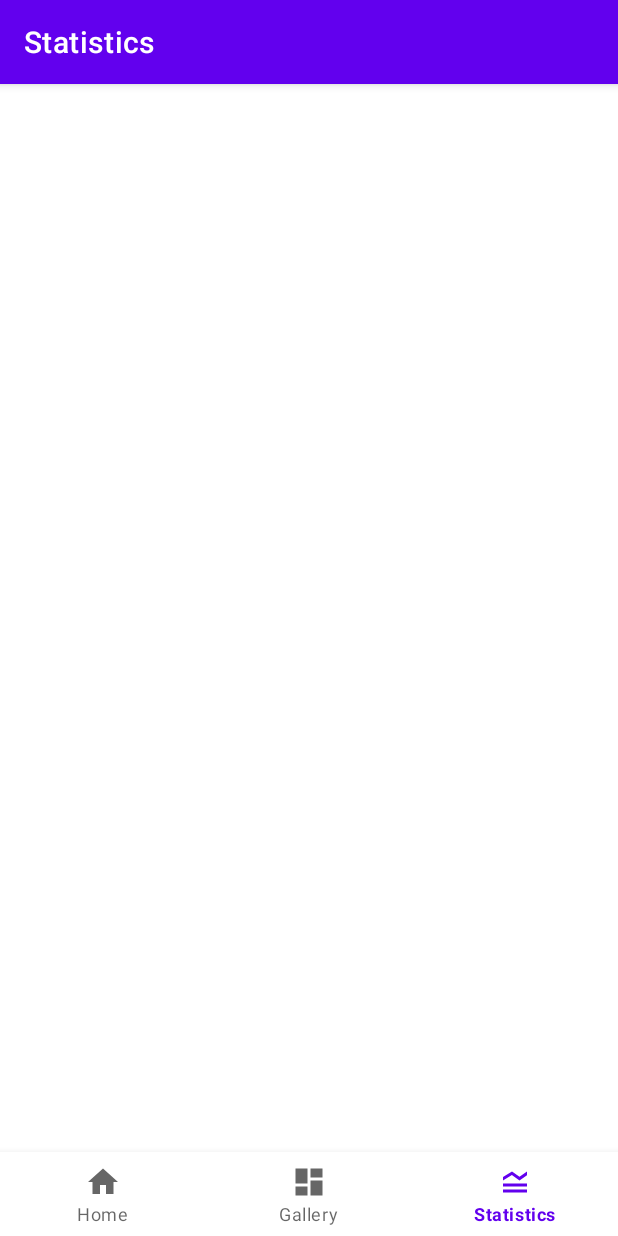
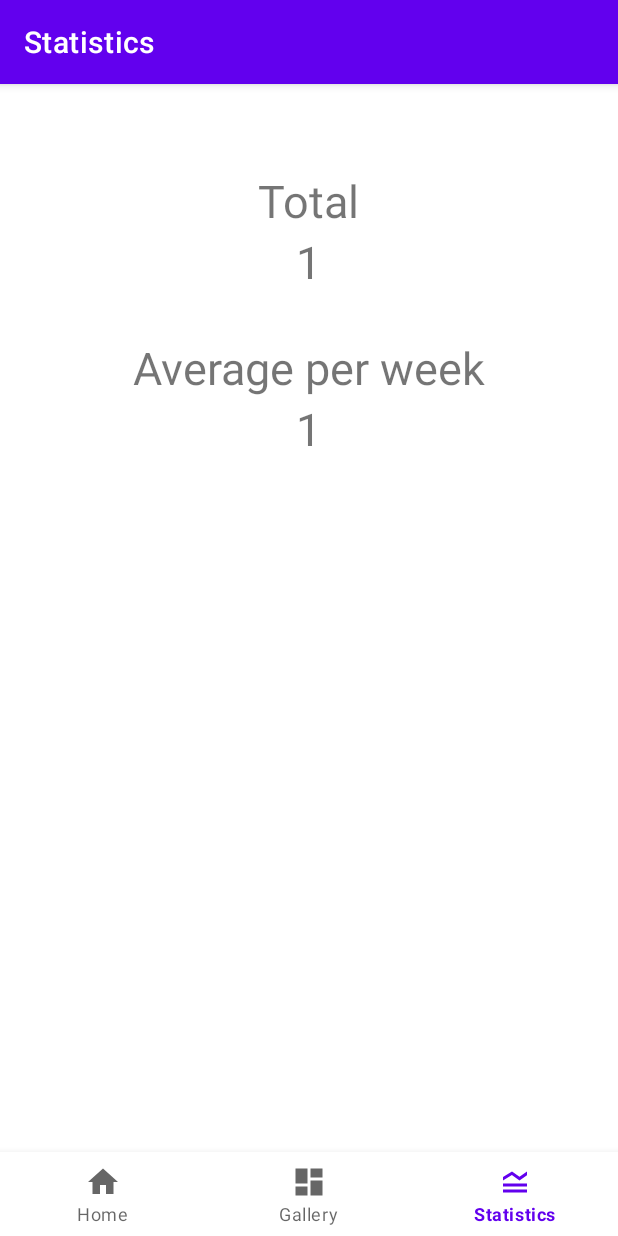
Before and after one commit to edohusakovic/SodaCounter, an Android app: the StatisticsFragment screen opened through its navigation route, on a phone screen of 412 x 824 dp. Run offline under Robolectric (Android 15) with nearby library versions, the phone set to English and light mode, and no system bars; our stand-ins replace navigation-ui; 1 statement that could not run was skipped.

Commit message:
Working Notifications with working statistics.

```diff
--- a/app/src/main/java/ch/bbw/sodacounter/MainActivity.java
+++ b/app/src/main/java/ch/bbw/sodacounter/MainActivity.java
@@ -1,28 +1,27 @@
 package ch.bbw.sodacounter;
 
 import android.app.AlarmManager;
-import android.app.NotificationChannel;
-import android.app.NotificationManager;
 import android.app.PendingIntent;
 import android.content.Context;
 import android.content.Intent;
-import android.os.Build;
 import android.os.Bundle;
+import android.util.Log;
 
 import com.google.android.material.bottomnavigation.BottomNavigationView;
 
 import androidx.appcompat.app.AppCompatActivity;
-import androidx.core.app.NotificationCompat;
-import androidx.core.app.NotificationManagerCompat;
 import androidx.navigation.NavController;
 import androidx.navigation.Navigation;
 import androidx.navigation.ui.AppBarConfiguration;
 import androidx.navigation.ui.NavigationUI;
 
+import org.json.JSONException;
+
 import java.util.Calendar;
 
 import ch.bbw.sodacounter.databinding.ActivityMainBinding;
-import ch.bbw.sodacounter.persistence.NotificationHandler;
+import ch.bbw.sodacounter.persistence.NotificationReceiver;
+import ch.bbw.sodacounter.persistence.PersonController;
 
 public class MainActivity extends AppCompatActivity {
 
@@ -31,7 +30,23 @@ public class MainActivity extends AppCompatActivity {
     @Override
     protected void onCreate(Bundle savedInstanceState) {
         super.onCreate(savedInstanceState);
-        setupAlarmNotification();
+
+        Intent notifyIntent = new Intent(this, NotificationReceiver.class);
+        PendingIntent pendingIntent = PendingIntent.getBroadcast
+                (this, 0, notifyIntent, PendingIntent.FLAG_UPDATE_CURRENT);
+        AlarmManager alarmManager = (AlarmManager) this.getSystemService(Context.ALARM_SERVICE);
+
+        Calendar calendar = Calendar.getInstance();
+            calendar.setTimeInMillis(System.currentTimeMillis());
+            calendar.set(Calendar.HOUR_OF_DAY, 16);
+            calendar.set(Calendar.MINUTE, 0);
+            calendar.set(Calendar.SECOND, 0);
+
+        alarmManager.setRepeating(AlarmManager.RTC_WAKEUP,  calendar.getTimeInMillis(),
+            1000 * 60 * 60 * 24, pendingIntent);
+
+
+
         binding = ActivityMainBinding.inflate(getLayoutInflater());
         setContentView(binding.getRoot());
 
@@ -46,24 +61,4 @@ public class MainActivity extends AppCompatActivity {
         NavigationUI.setupWithNavController(binding.navView, navController);
     }
 
-    private AlarmManager alarmMgr;
-    private PendingIntent alarmIntent;
-
-    private void setupAlarmNotification() {
-        alarmMgr = (AlarmManager)this.getSystemService(Context.ALARM_SERVICE);
-        Intent intent = new Intent(this, SettingsActivity.class);
-        alarmIntent = PendingIntent.getBroadcast(this, 0, intent, 0);
-
-// Set the alarm to start at 8:30 a.m.
-        Calendar calendar = Calendar.getInstance();
-        calendar.setTimeInMillis(System.currentTimeMillis());
-        calendar.set(Calendar.HOUR_OF_DAY, 20);
-        calendar.set(Calendar.MINUTE, 16);
-
-// setRepeating() lets you specify a precise custom interval--in this case,
-// 20 minutes.
-        alarmMgr.setRepeating(AlarmManager.RTC_WAKEUP, calendar.getTimeInMillis(),
-                1000 * 60 * 20, alarmIntent);
-    }
-
 }
--- a/app/src/main/java/ch/bbw/sodacounter/persistence/EntryController.java
+++ b/app/src/main/java/ch/bbw/sodacounter/persistence/EntryController.java
@@ -24,12 +24,15 @@ import java.io.FileReader;
 import java.io.FileWriter;
 import java.io.IOException;
 import java.lang.reflect.Array;
+import java.text.ParseException;
 import java.text.SimpleDateFormat;
 import java.time.LocalDateTime;
 import java.time.ZoneOffset;
 import java.util.ArrayList;
 import java.util.Calendar;
 import java.util.Date;
+import java.util.HashMap;
+import java.util.Iterator;
 import java.util.Map;
 import java.util.Objects;
 
@@ -117,28 +120,37 @@ public class EntryController {
     }
 
     public int getTotalConsumption () {
-        JSONArray jsonArray = getAllSodasArray();
+        try {
+            JSONArray jsonArray = getAllSodasArray();
 
-        return jsonArray.length();
+            return jsonArray.length();
+        }
+        catch (Exception e) {
+            return 0;
+        }
     }
 
     @RequiresApi(api = Build.VERSION_CODES.O)
-    public int getAveragePerWeek () throws JSONException {
+    public int getAveragePerWeek () throws JSONException, ParseException {
         JSONArray jsonArray = getAllSodasArray();
-        int average = 0;
+
+        ArrayList<Integer> weekArray = new ArrayList<Integer>();
+
         for (int i = 0; i < jsonArray.length(); i++) {
             JSONObject item = (JSONObject) jsonArray.get(i);
-            String date = item.get("dateTime").toString();
-            LocalDateTime localDateTime = LocalDateTime.parse(date);
+            String stringDate = item.get("dateTime").toString();
+
+            Date date = new SimpleDateFormat("dd.MM.yyyy HH:mm:ss").parse(stringDate);
 
             Calendar c = Calendar.getInstance();
-            c.setTimeInMillis(localDateTime.toInstant(ZoneOffset.ofTotalSeconds(0)).toEpochMilli());
-            Integer year2 = c.get(c.YEAR);
-            Integer week2 = c.get(c.WEEK_OF_YEAR);
-
+            c.setTimeInMillis(date.getTime());
+            Integer week = c.get(c.WEEK_OF_YEAR);
+            if (!weekArray.contains(week)) {
+                weekArray.add(week);
+            }
         }
 
-        return average;
+        return Math.round((jsonArray.length() / weekArray.size()));
     }
 
     private JSONArray getAllSodasArray () {
--- a/app/src/main/java/ch/bbw/sodacounter/persistence/PersonController.java
+++ b/app/src/main/java/ch/bbw/sodacounter/persistence/PersonController.java
@@ -1,6 +1,22 @@
 package ch.bbw.sodacounter.persistence;
 
 import android.content.Context;
+import android.widget.ExpandableListAdapter;
+
+import org.json.JSONArray;
+import org.json.JSONException;
+import org.json.JSONObject;
+
+import java.io.BufferedReader;
+import java.io.BufferedWriter;
+import java.io.File;
+import java.io.FileReader;
+import java.io.FileWriter;
+import java.io.IOException;
+import java.text.SimpleDateFormat;
+import java.util.Date;
+
+import ch.bbw.sodacounter.models.Person;
 
 public class PersonController {
     private Context context;
@@ -8,4 +24,91 @@ public class PersonController {
     public PersonController(Context context) {
         this.context = context;
     }
+
+    public void savePersonSettings (String name, int age, float weight, int goal, int notificationHour) throws JSONException, IOException {
+        File file = new File(context.getFilesDir(),"personSettings.json");
+
+        StringBuilder text = new StringBuilder();
+
+        try {
+            BufferedReader br = new BufferedReader(new FileReader(file));
+            String line;
+
+            while ((line = br.readLine()) != null) {
+                text.append(line);
+                text.append('\n');
+            }
+            br.close();
+        }
+        catch (IOException e) {
+            //You'll need to add proper error handling here
+        }
+
+        JSONArray jsonArray = new JSONArray();
+        JSONObject jsonObject = new JSONObject();
+        jsonObject.put("name", name);
+        jsonObject.put("age", age);
+        jsonObject.put("weight", weight);
+        jsonObject.put("goal", goal);
+        jsonObject.put("notificationHour", notificationHour);
+        jsonArray.put(jsonObject);
+
+        String userString = jsonArray.toString();
+        FileWriter fileWriter = new FileWriter(file);
+        BufferedWriter bufferedWriter = new BufferedWriter(fileWriter);
+        bufferedWriter.write(userString);
+        bufferedWriter.close();
+    }
+
+    public Person getPersonSettings () throws JSONException {
+        File file = new File(context.getFilesDir(),"personSettings.json");
+
+        StringBuilder text = new StringBuilder();
+
+        try {
+            BufferedReader br = new BufferedReader(new FileReader(file));
+            String line;
+
+            while ((line = br.readLine()) != null) {
+                text.append(line);
+                text.append('\n');
+            }
+            br.close();
+        }
+        catch (IOException e) {
+            //You'll need to add proper error handling here
+        }
+
+        JSONArray jsonArray;
+        try {
+            jsonArray = new JSONArray(text.toString());
+        }
+        catch (Exception e) {
+            jsonArray = new JSONArray();
+        }
+
+        JSONObject item = jsonArray.getJSONObject(0);
+
+        Person person = new Person();
+        try {
+            person.setName(item.get("name").toString());
+        }catch (Exception e){}
+        try {
+            person.setAge(Integer.parseInt(item.get("age").toString()));
+        }
+        catch (Exception e) {}
+        try {
+            person.setWeight(Float.parseFloat(item.get("weight").toString()));
+        }
+        catch (Exception e) {}
+        try {
+            person.setGoalSodaPerWeek(Integer.parseInt(item.get("goal").toString()));
+        }
+        catch (Exception e) {}
+        try {
+            person.setNotificationTime(Integer.parseInt(item.get("notificationHour").toString()));
+        }
+        catch (Exception e) {}
+        return person;
+    }
 }
--- a/app/src/main/java/ch/bbw/sodacounter/ui/home/HomeFragment.java
+++ b/app/src/main/java/ch/bbw/sodacounter/ui/home/HomeFragment.java
@@ -28,7 +28,9 @@ import androidx.lifecycle.ViewModelProvider;
 
 import ch.bbw.sodacounter.SettingsActivity;
 import ch.bbw.sodacounter.databinding.FragmentHomeBinding;
+import ch.bbw.sodacounter.models.Person;
 import ch.bbw.sodacounter.persistence.EntryController;
+import ch.bbw.sodacounter.persistence.PersonController;
 
 import org.json.JSONArray;
 import org.json.JSONException;
@@ -102,6 +104,13 @@ public class HomeFragment extends Fragment {
                 }
             }
         });
+
+        PersonController personController = new PersonController(getActivity().getApplicationContext());
+        try {
+            Person person = personController.getPersonSettings();
+        } catch (JSONException e) {
+            e.printStackTrace();
+        }
         return root;
     }
 
--- a/app/src/main/java/ch/bbw/sodacounter/ui/statistics/StatisticsFragment.java
+++ b/app/src/main/java/ch/bbw/sodacounter/ui/statistics/StatisticsFragment.java
@@ -1,5 +1,6 @@
 package ch.bbw.sodacounter.ui.statistics;
 
+import android.os.Build;
 import android.os.Bundle;
 import android.view.LayoutInflater;
 import android.view.View;
@@ -8,17 +9,25 @@ import android.widget.TextView;
 
 import androidx.annotation.NonNull;
 import androidx.annotation.Nullable;
+import androidx.annotation.RequiresApi;
 import androidx.fragment.app.Fragment;
 import androidx.lifecycle.Observer;
 import androidx.lifecycle.ViewModelProvider;
 
+import org.json.JSONException;
+
+import java.text.ParseException;
+import java.util.Map;
+
 import ch.bbw.sodacounter.databinding.FragmentStatisticsBinding;
+import ch.bbw.sodacounter.persistence.EntryController;
 
 public class StatisticsFragment extends Fragment {
 
     private StatisticsViewModel notificationsViewModel;
     private FragmentStatisticsBinding binding;
 
+    @RequiresApi(api = Build.VERSION_CODES.O)
     public View onCreateView(@NonNull LayoutInflater inflater,
                              ViewGroup container, Bundle savedInstanceState) {
         notificationsViewModel =
@@ -28,6 +37,13 @@ public class StatisticsFragment extends Fragment {
         View root = binding.getRoot();
 
         final TextView textView = binding.textStatistics;
+        EntryController entryController = new EntryController(getActivity().getApplicationContext());
+        binding.totalConsumption.setText(Integer.toString(entryController.getTotalConsumption()));
+        try {
+            binding.averageConsumption.setText(Integer.toString(entryController.getAveragePerWeek()));
+        } catch (JSONException | ParseException e) {
+            e.printStackTrace();
+        }
         return root;
     }
 
--- a/app/src/main/res/layout/fragment_statistics.xml
+++ b/app/src/main/res/layout/fragment_statistics.xml
@@ -19,4 +19,50 @@
         app:layout_constraintEnd_toEndOf="parent"
         app:layout_constraintStart_toStartOf="parent"
         app:layout_constraintTop_toTopOf="parent" />
+
+    <ScrollView
+        android:layout_width="411dp"
+        android:layout_height="448dp"
+        app:layout_constraintBottom_toBottomOf="parent"
+        app:layout_constraintStart_toStartOf="parent"
+        app:layout_constraintTop_toTopOf="parent"
+        app:layout_constraintVertical_bias="0.005">
+
+        <LinearLayout
+            android:layout_width="match_parent"
+            android:layout_height="wrap_content"
+            android:orientation="vertical" >
+
+            <TextView
+                android:id="@+id/textView4"
+                android:layout_width="match_parent"
+                android:layout_height="wrap_content"
+                android:text="Total"
+                android:textAlignment="center"
+                android:textSize="30sp" />
+
+            <TextView
+                android:id="@+id/totalConsumption"
+                android:layout_width="match_parent"
+                android:layout_height="wrap_content"
+                android:layout_marginBottom="30dp"
+                android:textAlignment="center"
+                android:textSize="30sp" />
+
+            <TextView
+                android:id="@+id/textView6"
+                android:layout_width="match_parent"
+                android:layout_height="wrap_content"
+                android:text="Average per week"
+                android:textAlignment="center"
+                android:textSize="30sp" />
+
+            <TextView
+                android:id="@+id/averageConsumption"
+                android:layout_width="match_parent"
+                android:layout_height="wrap_content"
+                android:textAlignment="center"
+                android:textSize="30sp" />
+        </LinearLayout>
+    </ScrollView>
 </androidx.constraintlayout.widget.ConstraintLayout>
```
Also changed, not shown: app/src/main/AndroidManifest.xml (+9 -0 lines), app/src/main/java/ch/bbw/sodacounter/SettingsActivity.java (+30 -0 lines), app/src/main/java/ch/bbw/sodacounter/models/Person.java (+55 -4 lines), app/src/main/java/ch/bbw/sodacounter/persistence/NotificationHandler.java (deleted, +0 -59 lines), app/src/main/java/ch/bbw/sodacounter/persistence/NotificationIntentService.java (added, +36 -0 lines), app/src/main/java/ch/bbw/sodacounter/persistence/NotificationReceiver.java (added, +19 -0 lines), app/src/main/res/layout/activity_settings.xml (+23 -9 lines).
